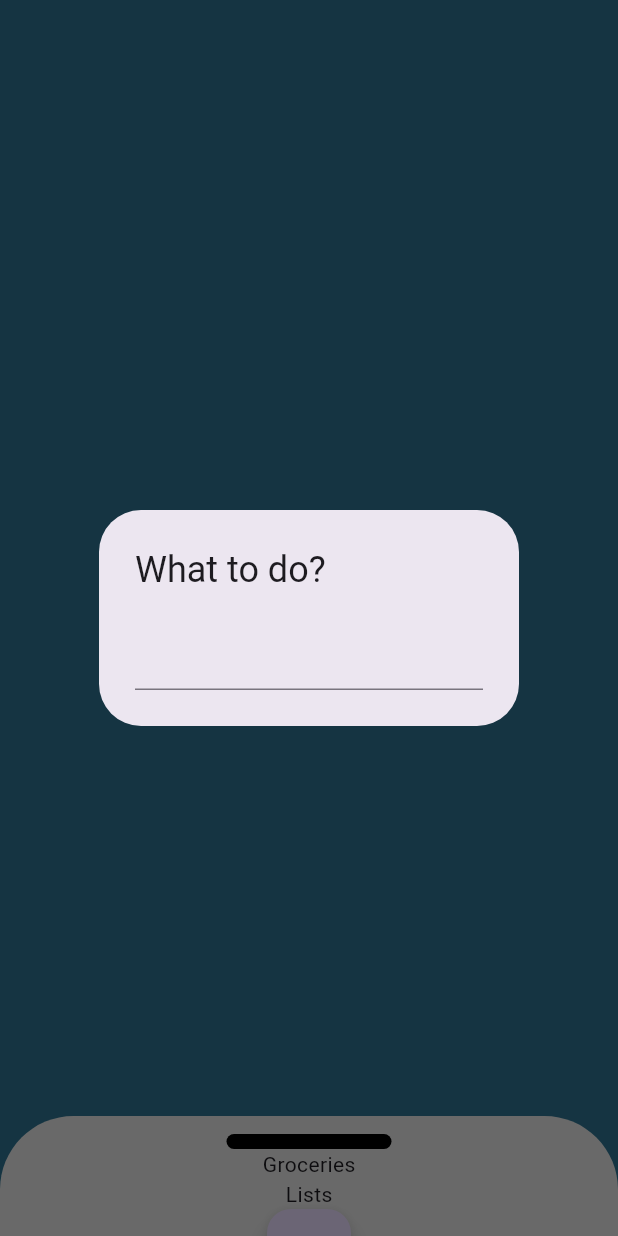
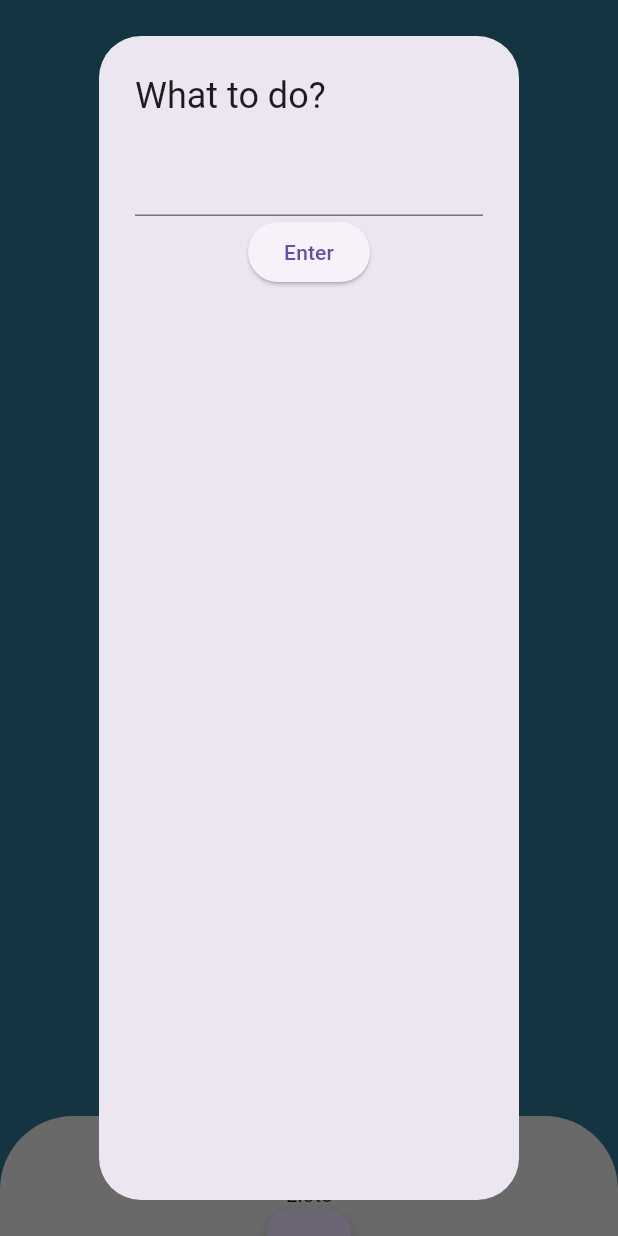
Before and after one commit to karehaa/DoIT, a Flutter app: the screen it shows after launch, after a tap on the "add" icon, on a phone screen of 412 x 824 dp. Run offline on Flutter 3.47's test engine with Material 3 defaults, Android fonts, the phone set to English and light mode, and no system bars.

Commit message:
Configuring The Floating Button

```diff
--- a/lib/todo_page.dart
+++ b/lib/todo_page.dart
@@ -1,4 +1,5 @@
 import 'package:flutter/material.dart';
+import 'package:to_do_app/todo_window_button.dart';
 
 class TodoPage extends StatefulWidget {
   const TodoPage(
@@ -32,15 +33,12 @@ class _TodoPage extends State<TodoPage> {
                   borderRadius: BorderRadius.all(Radius.circular(20)),
                   color: Colors.black),
             ),
-            Expanded(
+            const Expanded(
               child: Column(
                 children: [
-                  const Text("Groceries"),
-                  const Text("Lists"),
-                  FloatingActionButton(
-                    onPressed: () => _todoListInputWindow(context),
-                    child: const Icon(Icons.add),
-                  )
+                  Text("Groceries"),
+                  Text("Lists"),
+                  TodoWindowButton()
                 ],
               ),
             ),
@@ -50,14 +48,3 @@ class _TodoPage extends State<TodoPage> {
     );
   }
 }
-
-Future _todoListInputWindow(BuildContext context) {
-  return showDialog(
-      context: context,
-      builder: (BuildContext context) {
-        return const AlertDialog(
-          title: Text("What to do?"),
-          content: TextField(),
-        );
-      });
-}
--- /dev/null
+++ b/lib/todo_window_button.dart
@@ -0,0 +1,51 @@
+import 'package:flutter/material.dart';
+
+class TodoWindowButton extends StatefulWidget {
+  const TodoWindowButton({super.key});
+
+  @override
+  State<TodoWindowButton> createState() => _TodoWindowButton();
+}
+
+class _TodoWindowButton extends State<TodoWindowButton> {
+  final textSent = TextEditingController();
+
+  @override
+  void initState() {
+    super.initState();
+    textSent.addListener(sendText);
+  }
+
+  @override
+  void dispose() {
+    textSent.dispose();
+    super.dispose();
+  }
+
+  String sendText() {
+    return textSent.text;
+  }
+
+  @override
+  Widget build(context) {
+    return FloatingActionButton(
+      onPressed: () => showDialog(
+          context: context,
+          builder: (BuildContext context) {
+            return AlertDialog(
+              title: const Text("What to do?"),
+              content: Column(
+                children: [
+                  const TextField(),
+                  ElevatedButton(
+                    onPressed: sendText,
+                    child: const Text("Enter"),
+                  )
+                ],
+              ),
+            );
+          }),
+      child: const Icon(Icons.add),
+    );
+  }
+}
```
